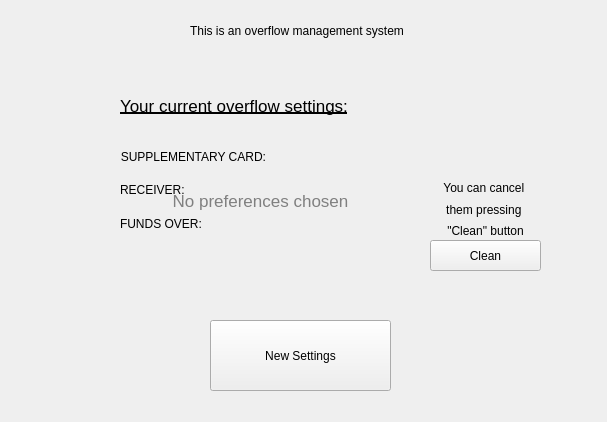
The window that client/client/gui/widgets/overflowwidget.ui (eugeniashurko/ATM) describes before a commit, drawn with Qt 5.
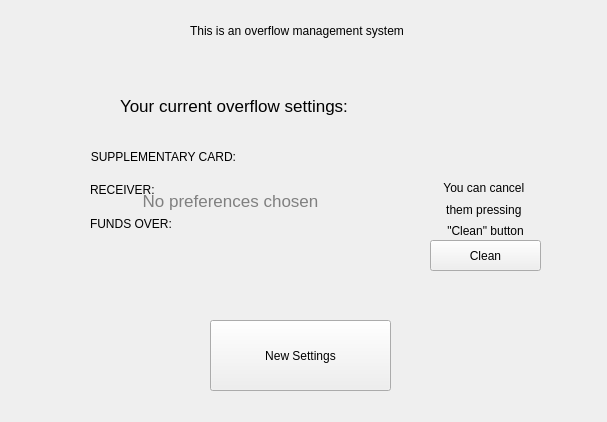
The same window after the commit.

```diff
--- a/client/client/gui/widgets/overflowwidget.ui
+++ b/client/client/gui/widgets/overflowwidget.ui
@@ -92,9 +92,9 @@
   <widget class="QWidget" name="emptyWidget" native="true">
    <property name="geometry">
     <rect>
-     <x>120</x>
+     <x>90</x>
      <y>150</y>
-     <width>291</width>
+     <width>321</width>
      <height>121</height>
     </rect>
    </property>
@@ -145,9 +145,9 @@
   <widget class="QWidget" name="fullWidget" native="true">
    <property name="geometry">
     <rect>
-     <x>120</x>
+     <x>90</x>
      <y>150</y>
-     <width>301</width>
+     <width>331</width>
      <height>121</height>
     </rect>
    </property>
@@ -156,7 +156,7 @@
      <rect>
       <x>0</x>
       <y>0</y>
-      <width>291</width>
+      <width>331</width>
       <height>81</height>
      </rect>
     </property>
@@ -249,7 +249,6 @@
    </property>
    <property name="styleSheet">
     <string notr="true">#label_2 {
-text-decoration:underline;
 font-size: 13pt;
 }</string>
    </property>
```
